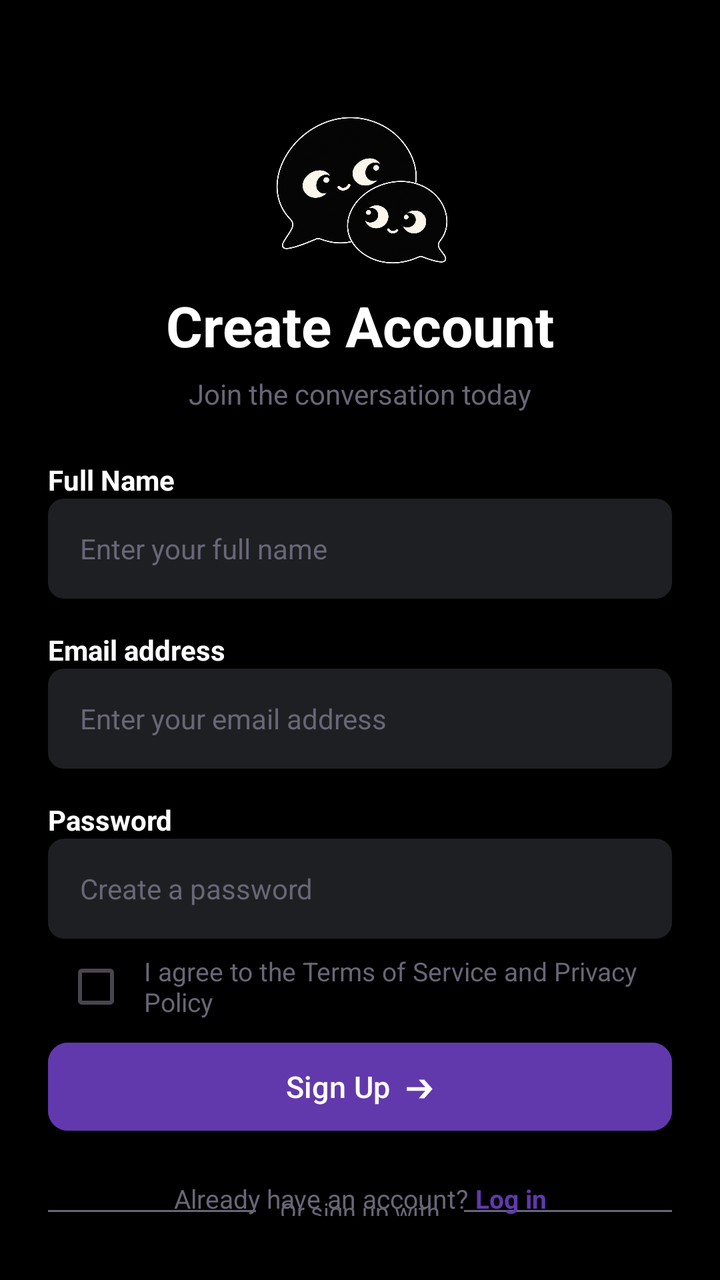
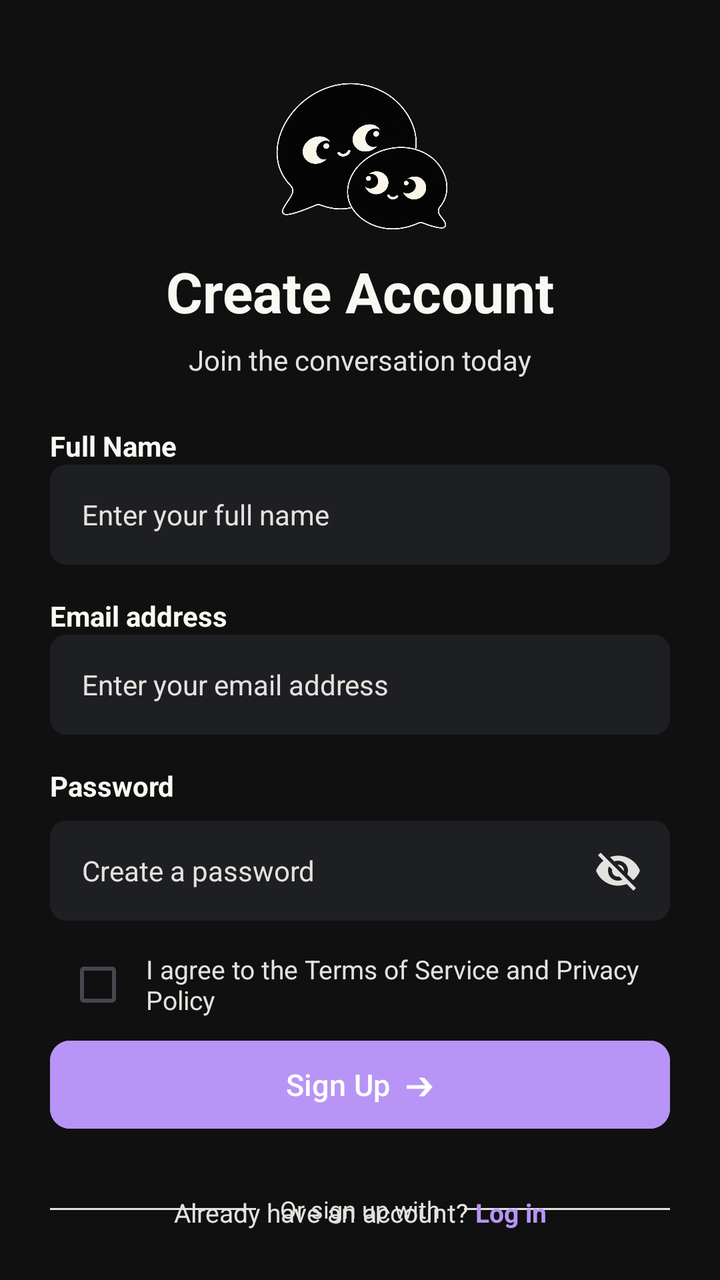

Two renders of the same Android screen: before a commit and after it. Below are the layout's source before the change and the commit's diff.
<!-- AndroidManifest.xml: application theme Theme.Yappy -->
<!-- res/layout/activity_sign_up.xml -->
<?xml version="1.0" encoding="utf-8"?>
<androidx.constraintlayout.widget.ConstraintLayout xmlns:android="http://schemas.android.com/apk/res/android"
    xmlns:app="http://schemas.android.com/apk/res-auto"
    xmlns:tools="http://schemas.android.com/tools"
    android:layout_width="match_parent"
    android:layout_height="match_parent"
    android:background="@color/black"
    android:paddingHorizontal="24dp"
    android:paddingVertical="32dp">

    <ImageView
        android:id="@+id/ivLogo"
        android:layout_width="96dp"
        android:layout_height="96dp"
        android:layout_marginTop="16dp"
        android:contentDescription="App Logo"
        android:src="@drawable/logo"
        app:layout_constraintEnd_toEndOf="parent"
        app:layout_constraintStart_toStartOf="parent"
        app:layout_constraintTop_toTopOf="parent" />

    <TextView
        android:id="@+id/tvTitle"
        android:layout_width="wrap_content"
        android:layout_height="wrap_content"
        android:text="Create Account"
        android:textColor="@color/white"
        android:textSize="28sp"
        android:textStyle="bold"
        app:layout_constraintEnd_toEndOf="parent"
        app:layout_constraintStart_toStartOf="parent"
        app:layout_constraintTop_toBottomOf="@id/ivLogo" />

    <TextView
        android:id="@+id/tvSubtitle"
        android:layout_width="wrap_content"
        android:layout_height="wrap_content"
        android:layout_marginTop="6dp"
        android:text="Join the conversation today"
        android:textColor="@color/text"
        android:textSize="14sp"
        app:layout_constraintEnd_toEndOf="parent"
        app:layout_constraintStart_toStartOf="parent"
        app:layout_constraintTop_toBottomOf="@id/tvTitle" />

    <TextView
        android:id="@+id/tvFullNameLabel"
        android:layout_width="wrap_content"
        android:layout_height="wrap_content"
        android:layout_marginTop="24dp"
        android:text="Full Name"
        android:textColor="@color/white"
        android:textSize="14sp"
        android:textStyle="bold"
        app:layout_constraintStart_toStartOf="parent"
        app:layout_constraintTop_toBottomOf="@id/tvSubtitle" />

    <EditText
        android:id="@+id/etFullName"
        android:layout_width="match_parent"
        android:layout_height="50dp"
        android:background="@drawable/input_box_2"
        android:hint="Enter your full name"
        android:inputType="textPersonName"
        android:paddingHorizontal="16dp"
        android:textColor="@color/white"
        android:textColorHint="@color/text"
        android:textSize="14sp"
        app:layout_constraintTop_toBottomOf="@id/tvFullNameLabel" />

    <TextView
        android:id="@+id/tvEmailLabel"
        android:layout_width="wrap_content"
        android:layout_height="wrap_content"
        android:layout_marginTop="16dp"
        android:text="Email address"
        android:textColor="@color/white"
        android:textSize="14sp"
        android:textStyle="bold"
        app:layout_constraintStart_toStartOf="parent"
        app:layout_constraintTop_toBottomOf="@id/etFullName" />

    <EditText
        android:id="@+id/etEmail"
        android:layout_width="match_parent"
        android:layout_height="50dp"
        android:background="@drawable/input_box_2"
        android:hint="Enter your email address"
        android:inputType="textEmailAddress"
        android:paddingHorizontal="16dp"
        android:textColor="@color/white"
        android:textColorHint="@color/text"
        android:textSize="14sp"
        app:layout_constraintTop_toBottomOf="@id/tvEmailLabel" />

    <TextView
        android:id="@+id/tvPasswordLabel"
        android:layout_width="wrap_content"
        android:layout_height="wrap_content"
        android:layout_marginTop="16dp"
        android:text="Password"
        android:textColor="@color/white"
        android:textSize="14sp"
        android:textStyle="bold"
        app:layout_constraintStart_toStartOf="parent"
        app:layout_constraintTop_toBottomOf="@id/etEmail" />

    <EditText
        android:id="@+id/etPassword"
        android:layout_width="match_parent"
        android:layout_height="50dp"
        android:background="@drawable/input_box_2"
        android:hint="Create a password"
        android:inputType="textPassword"
        android:paddingHorizontal="16dp"
        android:textColor="@color/white"
        android:textColorHint="@color/text"
        android:textSize="14sp"
        app:layout_constraintTop_toBottomOf="@id/tvPasswordLabel" />

    <LinearLayout
        android:id="@+id/llTerms"
        android:layout_width="0dp"
        android:layout_height="wrap_content"
        android:gravity="center_vertical"
        android:orientation="horizontal"
        app:layout_constraintEnd_toEndOf="parent"
        app:layout_constraintStart_toStartOf="parent"
        app:layout_constraintTop_toBottomOf="@id/etPassword">

        <CheckBox
            android:id="@+id/cbTerms"
            android:layout_width="wrap_content"
            android:layout_height="wrap_content"/>

        <TextView
            android:id="@+id/tvTerms"
            android:layout_width="wrap_content"
            android:layout_height="wrap_content"
            android:text="I agree to the Terms of Service and Privacy Policy"
            android:textColor="@color/text"
            android:textSize="13sp" />
    </LinearLayout>

    <com.google.android.material.button.MaterialButton
        android:id="@+id/btnSignUp"
        android:layout_width="match_parent"
        android:layout_height="52dp"
        android:backgroundTint="@color/purple"
        android:text="Sign Up  ➔"
        android:textAllCaps="false"
        android:textColor="@color/white"
        android:textSize="15sp"
        app:cornerRadius="10dp"
        app:layout_constraintTop_toBottomOf="@id/llTerms" />

    <View
        android:id="@+id/dividerLeft"
        android:layout_width="0dp"
        android:layout_height="1dp"
        android:layout_marginEnd="12dp"
        android:background="@color/text"
        app:layout_constraintBottom_toBottomOf="@id/tvOrContinue"
        app:layout_constraintEnd_toStartOf="@id/tvOrContinue"
        app:layout_constraintStart_toStartOf="parent"
        app:layout_constraintTop_toTopOf="@id/tvOrContinue" />

    <TextView
        android:id="@+id/tvOrContinue"
        android:layout_width="wrap_content"
        android:layout_height="wrap_content"
        android:layout_marginTop="28dp"
        android:text="Or sign up with"
        android:textColor="@color/text"
        android:textSize="12sp"
        app:layout_constraintEnd_toEndOf="parent"
        app:layout_constraintStart_toStartOf="parent"
        app:layout_constraintTop_toBottomOf="@id/btnSignUp" />

    <View
        android:id="@+id/dividerRight"
        android:layout_width="0dp"
        android:layout_height="1dp"
        android:layout_marginStart="12dp"
        android:background="@color/text"
        app:layout_constraintBottom_toBottomOf="@id/tvOrContinue"
        app:layout_constraintEnd_toEndOf="parent"
        app:layout_constraintStart_toEndOf="@id/tvOrContinue"
        app:layout_constraintTop_toTopOf="@id/tvOrContinue" />

    <LinearLayout
        android:id="@+id/llSocialButtons"
        android:layout_width="wrap_content"
        android:layout_height="wrap_content"
        android:layout_marginTop="16dp"
        android:gravity="center"
        android:orientation="horizontal"
        app:layout_constraintEnd_toEndOf="parent"
        app:layout_constraintStart_toStartOf="parent"
        app:layout_constraintTop_toBottomOf="@id/tvOrContinue">

        <ImageView
            android:id="@+id/btnGoogle"
            android:layout_width="44dp"
            android:layout_height="44dp"
            android:layout_marginEnd="14dp"
            android:background="@drawable/bg_circle_button"
            android:contentDescription="Sign up with Google"
            android:elevation="1dp"
            android:padding="10dp"
            android:src="@drawable/google_icon" />

        <ImageView
            android:id="@+id/btnApple"
            android:layout_width="44dp"
            android:layout_height="44dp"
            android:layout_marginStart="14dp"
            android:background="@drawable/bg_circle_button"
            android:contentDescription="Sign up with Apple"
            android:elevation="1dp"
            android:padding="10dp"
            android:src="@drawable/iphone_icon" />
    </LinearLayout>

    <LinearLayout
        android:layout_width="wrap_content"
        android:layout_height="wrap_content"
        android:gravity="center"
        android:orientation="horizontal"
        app:layout_constraintBottom_toBottomOf="parent"
        app:layout_constraintEnd_toEndOf="parent"
        app:layout_constraintStart_toStartOf="parent">

        <TextView
            android:layout_width="wrap_content"
            android:layout_height="wrap_content"
            android:text="Already have an account? "
            android:textColor="@color/text"
            android:textSize="13sp" />

        <TextView
            android:id="@+id/login"
            android:layout_width="wrap_content"
            android:layout_height="wrap_content"
            android:text="Log in"
            android:textColor="@color/purple"
            android:textSize="13sp"
            android:textStyle="bold" />
    </LinearLayout>

</androidx.constraintlayout.widget.ConstraintLayout>
<!-- resources referenced by this layout -->
<resources>
  <color name="black">#FF000000</color>
  <color name="purple">#6239AC</color>
  <color name="text">#686677</color>
  <color name="white">#FFFFFFFF</color>
  <!-- drawable bg_circle_button (drawable) -->
  <?xml version="1.0" encoding="utf-8"?>
  <shape xmlns:android="http://schemas.android.com/apk/res/android"
      android:shape="oval">
      <solid android:color="#FFFFFF" />
      <stroke
          android:width="1dp"
          android:color="#E0E0E0" />
  </shape>
  <!-- drawable google_icon: png bitmap (drawable, 2751 bytes) -->
  <!-- drawable input_box_2 (drawable) -->
  <?xml version="1.0" encoding="utf-8"?>
  <shape xmlns:android="http://schemas.android.com/apk/res/android"
      android:shape="rectangle">
      <solid android:color="#1E1F22" />
      <corners android:radius="8dp" />
  </shape>
  <!-- drawable iphone_icon: png bitmap (drawable, 1415 bytes) -->
  <!-- drawable logo: png bitmap (drawable, 888355 bytes) -->
  <style name="Theme.Yappy" parent="Base.Theme.Yappy" />
  <style name="Base.Theme.Yappy" parent="Theme.Material3.DayNight.NoActionBar">
          
          
      </style>
</resources>

<!-- the commit's change to res/layout/activity_sign_up.xml (unified diff, before → after) -->
@@ -5,8 +5,9 @@
     android:layout_width="match_parent"
     android:layout_height="match_parent"
     android:background="@color/black"
-    android:paddingHorizontal="24dp"
-    android:paddingVertical="32dp">
+    android:paddingHorizontal="25dp"
+    android:paddingTop="15dp"
+    android:paddingBottom="25dp">
 
     <ImageView
         android:id="@+id/ivLogo"
@@ -24,7 +25,7 @@
         android:layout_width="wrap_content"
         android:layout_height="wrap_content"
         android:text="Create Account"
-        android:textColor="@color/white"
+        android:textColor="@color/warm_white"
         android:textSize="28sp"
         android:textStyle="bold"
         app:layout_constraintEnd_toEndOf="parent"
@@ -37,7 +38,7 @@
         android:layout_height="wrap_content"
         android:layout_marginTop="6dp"
         android:text="Join the conversation today"
-        android:textColor="@color/text"
+        android:textColor="@color/soft_border"
         android:textSize="14sp"
         app:layout_constraintEnd_toEndOf="parent"
         app:layout_constraintStart_toStartOf="parent"
@@ -49,7 +50,7 @@
         android:layout_height="wrap_content"
         android:layout_marginTop="24dp"
         android:text="Full Name"
-        android:textColor="@color/white"
+        android:textColor="@color/warm_white"
         android:textSize="14sp"
         android:textStyle="bold"
         app:layout_constraintStart_toStartOf="parent"
@@ -63,8 +64,8 @@
         android:hint="Enter your full name"
         android:inputType="textPersonName"
         android:paddingHorizontal="16dp"
-        android:textColor="@color/white"
-        android:textColorHint="@color/text"
+        android:textColor="@color/warm_white"
+        android:textColorHint="@color/soft_border"
         android:textSize="14sp"
         app:layout_constraintTop_toBottomOf="@id/tvFullNameLabel" />
 
@@ -74,7 +75,7 @@
         android:layout_height="wrap_content"
         android:layout_marginTop="16dp"
         android:text="Email address"
-        android:textColor="@color/white"
+        android:textColor="@color/warm_white"
         android:textSize="14sp"
         android:textStyle="bold"
         app:layout_constraintStart_toStartOf="parent"
@@ -88,8 +89,8 @@
         android:hint="Enter your email address"
         android:inputType="textEmailAddress"
         android:paddingHorizontal="16dp"
-        android:textColor="@color/white"
-        android:textColorHint="@color/text"
+        android:textColor="@color/warm_white"
+        android:textColorHint="@color/soft_border"
         android:textSize="14sp"
         app:layout_constraintTop_toBottomOf="@id/tvEmailLabel" />
 
@@ -99,34 +100,58 @@
         android:layout_height="wrap_content"
         android:layout_marginTop="16dp"
         android:text="Password"
-        android:textColor="@color/white"
+        android:textColor="@color/warm_white"
         android:textSize="14sp"
         android:textStyle="bold"
         app:layout_constraintStart_toStartOf="parent"
         app:layout_constraintTop_toBottomOf="@id/etEmail" />
 
-    <EditText
-        android:id="@+id/etPassword"
+    <FrameLayout
+        android:id="@+id/layoutPassword"
         android:layout_width="match_parent"
         android:layout_height="50dp"
+        android:layout_marginTop="8dp"
         android:background="@drawable/input_box_2"
-        android:hint="Create a password"
-        android:inputType="textPassword"
-        android:paddingHorizontal="16dp"
-        android:textColor="@color/white"
-        android:textColorHint="@color/text"
-        android:textSize="14sp"
-        app:layout_constraintTop_toBottomOf="@id/tvPasswordLabel" />
+        app:layout_constraintTop_toBottomOf="@id/tvPasswordLabel">
+
+        <EditText
+            android:id="@+id/etPassword"
+            android:layout_width="match_parent"
+            android:layout_height="match_parent"
+            android:background="@null"
+            android:hint="Create a password"
+            android:inputType="textPassword"
+            android:paddingStart="16dp"
+            android:paddingEnd="48dp"
+            android:textColor="@color/warm_white"
+            android:textColorHint="@color/soft_border"
+            android:textSize="14sp" />
+
+        <ImageView
+            android:id="@+id/btnTogglePassword"
+            android:layout_width="36dp"
+            android:layout_height="36dp"
+            android:layout_gravity="end|center_vertical"
+            android:layout_marginEnd="8dp"
+            android:background="?attr/selectableItemBackgroundBorderless"
+            android:clickable="true"
+            android:contentDescription="Toggle password visibility"
+            android:focusable="true"
+            android:padding="6dp"
+            android:src="@drawable/ic_eye_off"
+            app:tint="@color/soft_border" />
+    </FrameLayout>
 
     <LinearLayout
         android:id="@+id/llTerms"
         android:layout_width="0dp"
         android:layout_height="wrap_content"
+        android:layout_marginTop="8dp"
         android:gravity="center_vertical"
         android:orientation="horizontal"
         app:layout_constraintEnd_toEndOf="parent"
         app:layout_constraintStart_toStartOf="parent"
-        app:layout_constraintTop_toBottomOf="@id/etPassword">
+        app:layout_constraintTop_toBottomOf="@id/layoutPassword">
 
         <CheckBox
             android:id="@+id/cbTerms"
@@ -138,7 +163,7 @@
             android:layout_width="wrap_content"
             android:layout_height="wrap_content"
             android:text="I agree to the Terms of Service and Privacy Policy"
-            android:textColor="@color/text"
+            android:textColor="@color/soft_border"
             android:textSize="13sp" />
     </LinearLayout>
 
@@ -159,7 +184,7 @@
         android:layout_width="0dp"
         android:layout_height="1dp"
         android:layout_marginEnd="12dp"
-        android:background="@color/text"
+        android:background="@color/soft_border"
         app:layout_constraintBottom_toBottomOf="@id/tvOrContinue"
         app:layout_constraintEnd_toStartOf="@id/tvOrContinue"
         app:layout_constraintStart_toStartOf="parent"
@@ -171,7 +196,7 @@
         android:layout_height="wrap_content"
         android:layout_marginTop="28dp"
         android:text="Or sign up with"
-        android:textColor="@color/text"
+        android:textColor="@color/soft_border"
         android:textSize="12sp"
         app:layout_constraintEnd_toEndOf="parent"
         app:layout_constraintStart_toStartOf="parent"
@@ -182,7 +207,7 @@
         android:layout_width="0dp"
         android:layout_height="1dp"
         android:layout_marginStart="12dp"
-        android:background="@color/text"
+        android:background="@color/soft_border"
         app:layout_constraintBottom_toBottomOf="@id/tvOrContinue"
         app:layout_constraintEnd_toEndOf="parent"
         app:layout_constraintStart_toEndOf="@id/tvOrContinue"
@@ -235,7 +260,7 @@
             android:layout_width="wrap_content"
             android:layout_height="wrap_content"
             android:text="Already have an account? "
-            android:textColor="@color/text"
+            android:textColor="@color/soft_border"
             android:textSize="13sp" />
 
         <TextView
<!-- resource entries referenced after the edit -->
@@ -1,8 +1,9 @@
 <!-- resources referenced by this layout -->
 <resources>
-  <color name="black">#FF000000</color>
-  <color name="purple">#6239AC</color>
-  <color name="text">#686677</color>
+  <color name="black">#101010</color>
+  <color name="purple">#B794F6</color>
+  <color name="soft_border">#E4E2DE</color>
+  <color name="warm_white">#FAF8F3</color>
   <color name="white">#FFFFFFFF</color>
   <!-- drawable bg_circle_button (drawable) -->
   <?xml version="1.0" encoding="utf-8"?>
@@ -14,6 +15,16 @@
           android:color="#E0E0E0" />
   </shape>
   <!-- drawable google_icon: png bitmap (drawable, 2751 bytes) -->
+  <!-- drawable ic_eye_off (drawable) -->
+  <vector xmlns:android="http://schemas.android.com/apk/res/android"
+      android:width="24dp"
+      android:height="24dp"
+      android:viewportWidth="24"
+      android:viewportHeight="24">
+    <path
+        android:fillColor="#FFFFFFFF"
+        android:pathData="M12,7c2.76,0 5,2.24 5,5c0,0.65 -0.13,1.26 -0.36,1.83l2.92,2.92c1.51,-1.26 2.7,-2.89 3.44,-4.75c-1.73,-4.39 -6,-7.5 -11,-7.5c-1.4,0 -2.74,0.25 -3.98,0.7l2.16,2.16C10.74,7.13 11.35,7 12,7zM2,4.27l2.28,2.28l0.46,0.46C3.08,8.3 1.78,10.02 1,12c1.73,4.39 6,7.5 11,7.5c1.55,0 3.03,-0.3 4.38,-0.84l0.42,0.42L19.73,22L21,20.73L3.27,3L2,4.27zM7.53,9.8l1.55,1.55c-0.05,0.21 -0.08,0.43 -0.08,0.65c0,1.66 1.34,3 3,3c0.22,0 0.44,-0.03 0.65,-0.08l1.55,1.55c-0.67,0.33 -1.41,0.53 -2.2,0.53c-2.76,0 -5,-2.24 -5,-5c0,-0.79 0.2,-1.53 0.53,-2.2zM11.84,9.02l3.15,3.15l0.02,-0.16c0,-1.66 -1.34,-3 -3,-3l-0.17,0.01z"/>
+  </vector>
   <!-- drawable input_box_2 (drawable) -->
   <?xml version="1.0" encoding="utf-8"?>
   <shape xmlns:android="http://schemas.android.com/apk/res/android"
@@ -25,8 +36,6 @@
   <!-- drawable logo: png bitmap (drawable, 888355 bytes) -->
   <style name="Theme.Yappy" parent="Base.Theme.Yappy" />
   <style name="Base.Theme.Yappy" parent="Theme.Material3.DayNight.NoActionBar">
-          
-          
       </style>
 </resources>
 
